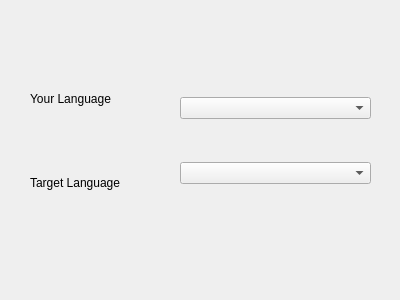
This is Thesaurus/Windows/lang_selection_window.ui in Euclidis/Thesaurus as Qt 5 draws it before an edit. The edited form follows.
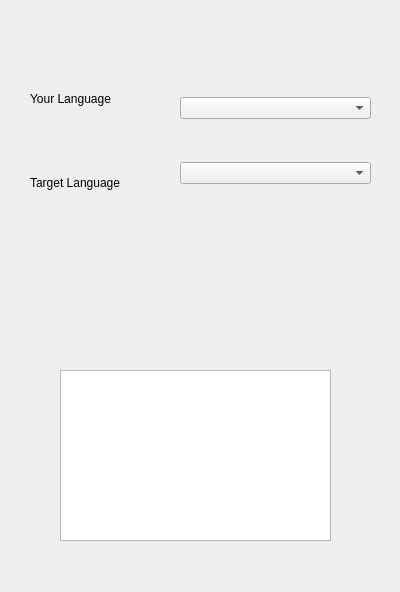
This is the edited form. Custom widgets are drawn as their Qt base class.

Commit message: Lang Selection Window Testing

```diff
--- a/Thesaurus/Windows/lang_selection_window.ui
+++ b/Thesaurus/Windows/lang_selection_window.ui
@@ -7,7 +7,7 @@
     <x>0</x>
     <y>0</y>
     <width>400</width>
-    <height>300</height>
+    <height>592</height>
    </rect>
   </property>
   <property name="windowTitle">
@@ -83,11 +83,16 @@
     <string>OK</string>
    </property>
   </widget>
-  <zorder>verticalLayoutWidget</zorder>
-  <zorder>verticalLayoutWidget_2</zorder>
-  <zorder>label_3</zorder>
-  <zorder>label</zorder>
-  <zorder>label_2</zorder>
+  <widget class="QTextEdit" name="textEdit">
+   <property name="geometry">
+    <rect>
+     <x>60</x>
+     <y>370</y>
+     <width>271</width>
+     <height>171</height>
+    </rect>
+   </property>
+  </widget>
  </widget>
  <customwidgets>
   <customwidget>
```
The commit also changes 2 other files.
